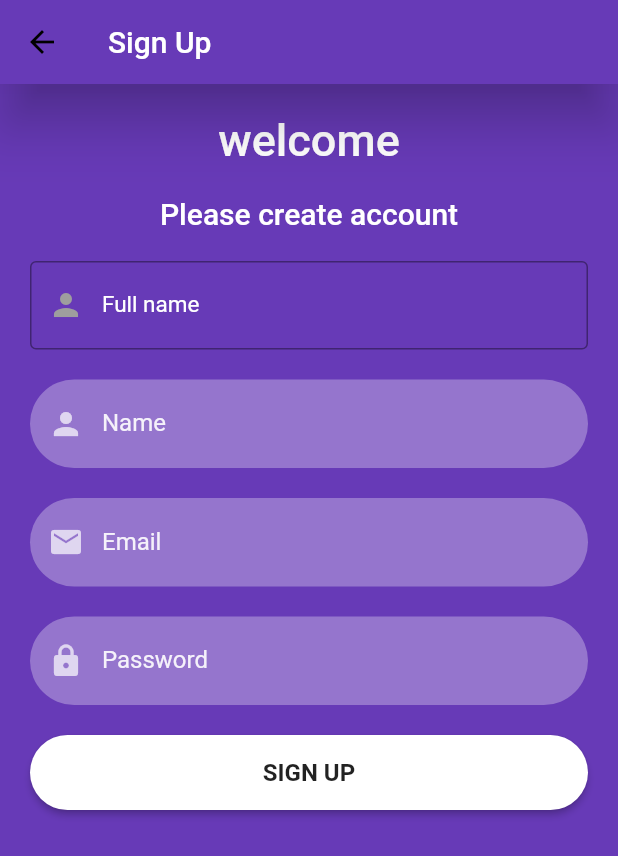
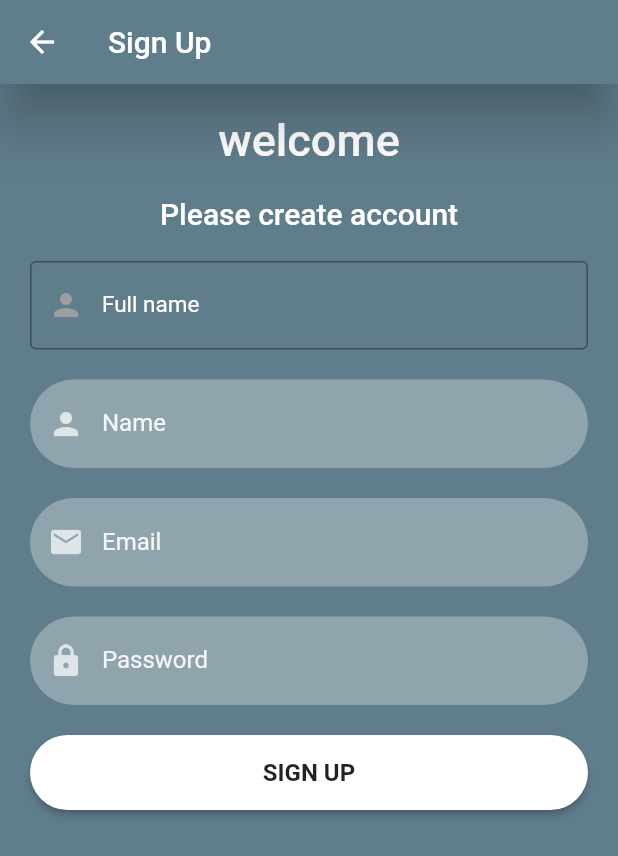
Before and after one commit to MoustafaAshraf8/Student-compass, a Flutter app: the screen it shows after launch, after a tap on "Sign Up", on a phone screen of 412 x 824 dp. Shown: the top 856 px of the screen. Run offline on Flutter 3.47's test engine with Material 2 defaults, Android fonts, the phone set to English and light mode, and no system bars; our stand-ins replace dio, firebase_auth, firebase_core, flutter_spinkit, google_maps_flutter, google_sign_in and 2 more; missing offline and left inert: dart:ffi; accounts and stored records are empty; network calls fail.

Commit message:
theme update

```diff
--- a/studentcompass/lib/main.dart
+++ b/studentcompass/lib/main.dart
@@ -4,6 +4,7 @@ import 'package:studentcompass/screen/SignIn_page/signin.dart';
 import 'home_page.dart';
 import 'screen/Map_page/MapPage.dart';
 import 'screen/Dropdown_page/DropdownPage.dart';
+import '../screen/splash.dart';
 
 void main() async {
   WidgetsFlutterBinding.ensureInitialized();
@@ -19,12 +20,13 @@ class StartWidget extends StatelessWidget {
   @override
   Widget build(BuildContext context) {
     return MaterialApp(
+      debugShowCheckedModeBanner: false,
       theme: ThemeData(
-        primarySwatch: Colors.orange,
+        primarySwatch: Colors.blueGrey,
       ),
-      initialRoute: '/signin',
+      initialRoute: '/',
       routes: {
-        '/signin': (context) => const Signin(),
+        '/': (context) => const Splash(),
         '/map': (context) => const MapPage(),
         '/home_page': (context) => const MyHomePage(),
         '/dropDown': (context) => DropdownPage(),
--- a/studentcompass/lib/screen/Map_page/FloatingBtn.dart
+++ b/studentcompass/lib/screen/Map_page/FloatingBtn.dart
@@ -9,7 +9,7 @@ class FloatingBtn extends StatelessWidget {
   Widget build(BuildContext context) {
     return ElevatedButton(
       style: ElevatedButton.styleFrom(
-          backgroundColor: Colors.deepPurple,
+          backgroundColor: Theme.of(context).primaryColor,
           shape: const CircleBorder(),
           padding: const EdgeInsets.all(14) // Background color
           ),
--- a/studentcompass/lib/screen/Map_page/MapPage.dart
+++ b/studentcompass/lib/screen/Map_page/MapPage.dart
@@ -80,8 +80,9 @@ class _MapPageState extends State<MapPage> {
   Widget build(BuildContext context) {
     return Scaffold(
       appBar: AppBar(
-        backgroundColor: Colors.deepPurple,
-        title: const Text("MAAAAAAAP NOT FINAAAL"),
+        backgroundColor: Theme.of(context).primaryColor,
+        title: const Text("Map"),
+        centerTitle: true,
       ),
       body: Stack(
         children: [
--- a/studentcompass/lib/screen/SignIn_page/components/SignUp.dart
+++ b/studentcompass/lib/screen/SignIn_page/components/SignUp.dart
@@ -38,13 +38,13 @@ class _SignUpState extends State<SignUp> {
   @override
   Widget build(BuildContext context) {
     return Scaffold(
-      backgroundColor: Colors.deepPurple,
+      backgroundColor: Theme.of(context).primaryColor,
       appBar: AppBar(
         title: const Text(
           "Sign Up",
           style: TextStyle(color: Color.fromARGB(255, 255, 255, 255)),
         ),
-        backgroundColor: Colors.deepPurple,
+        backgroundColor: Theme.of(context).primaryColor,
         elevation: 15,
       ),
       body: Padding(
--- a/studentcompass/lib/screen/SignIn_page/signin.dart
+++ b/studentcompass/lib/screen/SignIn_page/signin.dart
@@ -39,7 +39,7 @@ class _SigninState extends State<Signin> {
   @override
   Widget build(BuildContext context) {
     return Scaffold(
-      backgroundColor: Colors.deepPurple,
+      backgroundColor: Theme.of(context).primaryColor,
       body: SingleChildScrollView(
         child: Padding(
           padding: EdgeInsets.fromLTRB(
```
Also changed, not shown: studentcompass/lib/home_page.dart (+50 -50 lines).
